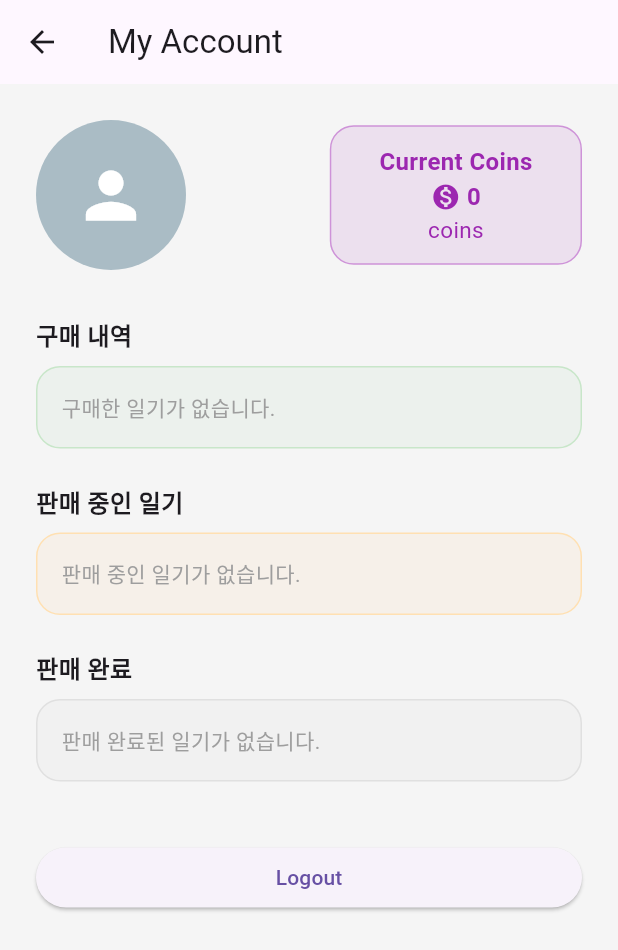
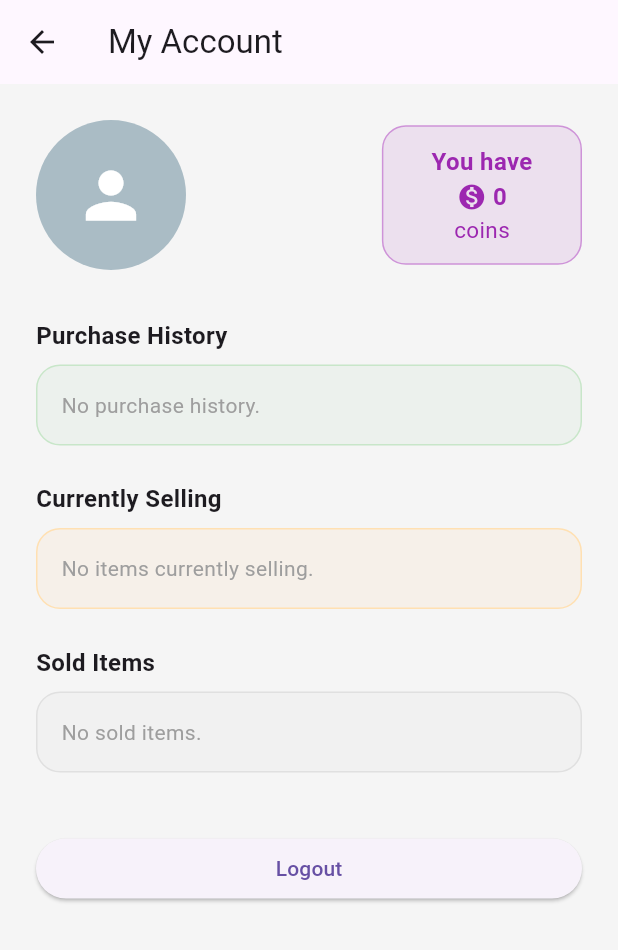
Before and after one commit to evaseo0078/ggumdream, a Flutter app: the AccountScreen screen opened directly, on a phone screen of 412 x 824 dp. Shown: the top 950 px of the screen. Run offline on Flutter 3.47's test engine with Material 3 defaults, Android fonts, the light colour scheme and no system bars; our stand-ins replace cloud_firestore, firebase_auth, firebase_core, fl_chart, flutter_riverpod, flutter_secure_storage and 4 more; accounts and stored records are empty; Roboto replaces fonts that are missing (GgumFont).

Commit message:
이것도커밋해볼게

```diff
--- a/lib/features/login/account_screen.dart
+++ b/lib/features/login/account_screen.dart
@@ -93,7 +93,7 @@ class AccountScreen extends ConsumerWidget {
                   child: Column(
                     children: [
                       Text(
-                        'Current Coins',
+                        'You have',
                         style: const TextStyle(
                           fontSize: 16,
                           fontWeight: FontWeight.bold,
@@ -133,7 +133,7 @@ class AccountScreen extends ConsumerWidget {
 
             // Purchase History
             const Text(
-              '구매 내역',
+              'Purchase History',
               style: TextStyle(
                 fontSize: 16,
                 fontWeight: FontWeight.w600,
@@ -149,7 +149,7 @@ class AccountScreen extends ConsumerWidget {
                 border: Border.all(color: Colors.green.shade100),
               ),
               child: myPurchasedItems.isEmpty && userState.purchaseHistory.isEmpty
-                  ? const Text("구매한 일기가 없습니다.", style: TextStyle(color: Colors.grey))
+                  ? const Text("No purchase history.", style: TextStyle(color: Colors.grey))
                   : Column(
                       crossAxisAlignment: CrossAxisAlignment.start,
                       children: [
@@ -163,7 +163,7 @@ class AccountScreen extends ConsumerWidget {
 
             // Currently Selling
             const Text(
-              '판매 중인 일기',
+              'Currently Selling',
               style: TextStyle(
                 fontSize: 16,
                 fontWeight: FontWeight.w600,
@@ -179,7 +179,7 @@ class AccountScreen extends ConsumerWidget {
                 border: Border.all(color: Colors.orange.shade100),
               ),
               child: mySellingItems.isEmpty
-                  ? const Text("판매 중인 일기가 없습니다.", style: TextStyle(color: Colors.grey))
+                  ? const Text("No items currently selling.", style: TextStyle(color: Colors.grey))
                   : Column(
                       crossAxisAlignment: CrossAxisAlignment.start,
                       children: mySellingItems.map((item) => _buildSellingItem(context, item)).toList(),
@@ -190,7 +190,7 @@ class AccountScreen extends ConsumerWidget {
 
             // Sold Items
             const Text(
-              '판매 완료',
+              'Sold Items',
               style: TextStyle(
                 fontSize: 16,
                 fontWeight: FontWeight.w600,
@@ -206,7 +206,7 @@ class AccountScreen extends ConsumerWidget {
                 border: Border.all(color: Colors.grey.shade300),
               ),
               child: mySoldItems.isEmpty
-                  ? const Text("판매 완료된 일기가 없습니다.", style: TextStyle(color: Colors.grey))
+                  ? const Text("No sold items.", style: TextStyle(color: Colors.grey))
                   : Column(
                       crossAxisAlignment: CrossAxisAlignment.start,
                       children: mySoldItems.map((item) => _buildSoldItem(context, item)).toList(),
--- a/lib/features/login/auth_repository.dart
+++ b/lib/features/login/auth_repository.dart
@@ -83,7 +83,7 @@ class AuthRepository {
     user ??= _auth.currentUser;
     if (user == null) {
       // 여기까지 오면 정말로 뭔가 이상한 상황
-      throw Exception('회원가입은 되었지만 사용자 정보를 가져오지 못했습니다.');
+      throw Exception('Sign-up was successful, but failed to retrieve user information');
     }
 
     final uid = user.uid;
--- a/lib/features/login/login_page.dart
+++ b/lib/features/login/login_page.dart
@@ -29,7 +29,7 @@ class _LoginPageState extends ConsumerState<LoginPage> {
 
     if (email.isEmpty || password.isEmpty) {
       ScaffoldMessenger.of(context).showSnackBar(
-        const SnackBar(content: Text('이메일과 비밀번호를 입력해주세요')),
+        const SnackBar(content: Text('Please enter both email and password')),
       );
       return;
     }
@@ -46,7 +46,7 @@ class _LoginPageState extends ConsumerState<LoginPage> {
       if (success) {
         context.go('/'); // ✅ 로그인 성공 시 다이어리로 이동
       } else {
-        final err = ref.read(authStateProvider).error ?? '로그인 실패';
+        final err = ref.read(authStateProvider).error ?? 'Failed to login.';
         ScaffoldMessenger.of(context).showSnackBar(
           SnackBar(content: Text(err)),
         );
@@ -64,7 +64,7 @@ class _LoginPageState extends ConsumerState<LoginPage> {
 
     return Scaffold(
       appBar: AppBar(
-        title: const Text('로그인'),
+        title: const Text('Login'),
         centerTitle: true,
       ),
       body: Center(
@@ -87,7 +87,7 @@ class _LoginPageState extends ConsumerState<LoginPage> {
               TextField(
                 controller: _emailController,
                 decoration: const InputDecoration(
-                  labelText: '이메일',
+                  labelText: 'Email',
                   border: OutlineInputBorder(),
                 ),
                 keyboardType: TextInputType.emailAddress,
@@ -98,7 +98,7 @@ class _LoginPageState extends ConsumerState<LoginPage> {
               TextField(
                 controller: _passwordController,
                 decoration: const InputDecoration(
-                  labelText: '비밀번호',
+                  labelText: 'Password',
                   border: OutlineInputBorder(),
                 ),
                 obscureText: true,
@@ -119,13 +119,13 @@ class _LoginPageState extends ConsumerState<LoginPage> {
                   onPressed: _isLoading ? null : _handleLogin,
                   child: _isLoading
                       ? const CircularProgressIndicator()
-                      : const Text('로그인'),
+                      : const Text('Login'),
                 ),
               ),
 
               TextButton(
                 onPressed: () => context.go('/login/signup'),
-                child: const Text('회원가입'),
+                child: const Text('Sign Up'),
               ),
             ],
           ),
--- a/lib/features/login/signup_page.dart
+++ b/lib/features/login/signup_page.dart
@@ -50,21 +50,21 @@ class _SignupPageState extends ConsumerState<SignupPage> {
         password.isEmpty ||
         passwordCheck.isEmpty) {
       ScaffoldMessenger.of(context).showSnackBar(
-        const SnackBar(content: Text('모든 필드를 입력해 주세요.')),
+        const SnackBar(content: Text('Please fill in all fields.')),
       );
       return;
     }
 
     if (password.length < 8) {
       ScaffoldMessenger.of(context).showSnackBar(
-        const SnackBar(content: Text('비밀번호는 8자 이상이어야 합니다.')),
+        const SnackBar(content: Text('Password must be at least 8 characters long.')),
       );
       return;
     }
 
     if (password != passwordCheck) {
       ScaffoldMessenger.of(context).showSnackBar(
-        const SnackBar(content: Text('비밀번호가 일치하지 않습니다.')),
+        const SnackBar(content: Text('Passwords do not match.')),
       );
       return;
     }
@@ -72,7 +72,7 @@ class _SignupPageState extends ConsumerState<SignupPage> {
     final emailRegExp = RegExp(r'^[^@]+@[^@]+\.[^@]+$');
     if (!emailRegExp.hasMatch(email)) {
       ScaffoldMessenger.of(context).showSnackBar(
-        const SnackBar(content: Text('올바른 이메일 형식으로 입력해 주세요.')),
+        const SnackBar(content: Text('Please enter a valid email address.')),
       );
       return;
     }
@@ -91,7 +91,7 @@ class _SignupPageState extends ConsumerState<SignupPage> {
       if (!mounted) return;
 
       ScaffoldMessenger.of(context).showSnackBar(
-        const SnackBar(content: Text('회원가입이 완료되었습니다. 로그인 해 주세요.')),
+        const SnackBar(content: Text('Sign-up completed. Please log in.')),
       );
 
       // 로그인 화면으로 이동
@@ -100,7 +100,7 @@ class _SignupPageState extends ConsumerState<SignupPage> {
       if (!mounted) return;
       ScaffoldMessenger.of(context).showSnackBar(
         const SnackBar(
-          content: Text('이미 사용 중인 닉네임입니다. 다른 닉네임을 입력해 주세요.'),
+          content: Text('This nickname is already in use. Please enter a different nickname.'),
         ),
       );
     } on FirebaseAuthException catch (e) {
@@ -109,16 +109,16 @@ class _SignupPageState extends ConsumerState<SignupPage> {
       String message;
       switch (e.code) {
         case 'email-already-in-use':
-          message = '이미 사용 중인 이메일입니다.';
+          message = 'This email is already in use.';
           break;
         case 'weak-password':
-          message = '비밀번호가 너무 약합니다. 6자 이상으로 설정해 주세요.';
+          message = 'The password is too weak. Please use at least 6 characters.';
           break;
         case 'invalid-email':
-          message = '이메일 형식이 올바르지 않습니다.';
+          message = 'The email format is invalid.';
           break;
         default:
-          message = e.message ?? '회원가입에 실패했습니다. 잠시 후 다시 시도해 주세요.';
+          message = e.message ?? 'Sign-up failed. Please try again later.';
       }
 
       ScaffoldMessenger.of(context).showSnackBar(
@@ -129,7 +129,7 @@ class _SignupPageState extends ConsumerState<SignupPage> {
 
       ScaffoldMessenger.of(context).showSnackBar(
         const SnackBar(
-          content: Text('알 수 없는 오류가 발생했습니다. 잠시 후 다시 시도해 주세요.'),
+          content: Text('An unknown error occurred. Please try again later.'),
         ),
       );
     } finally {
```
